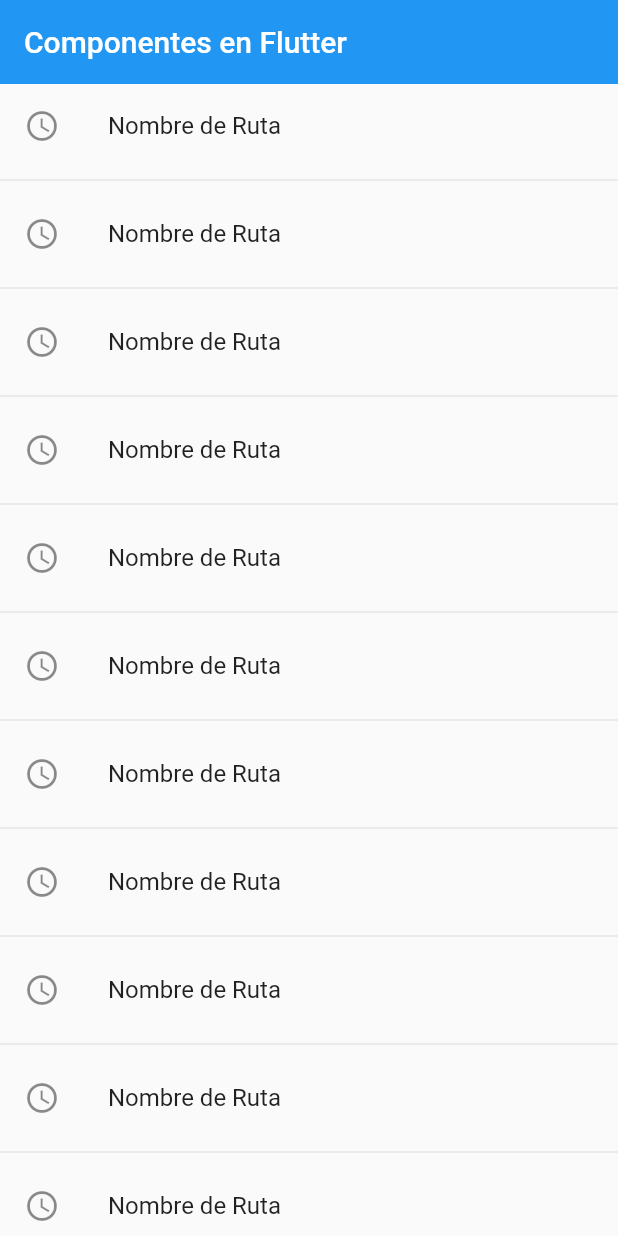
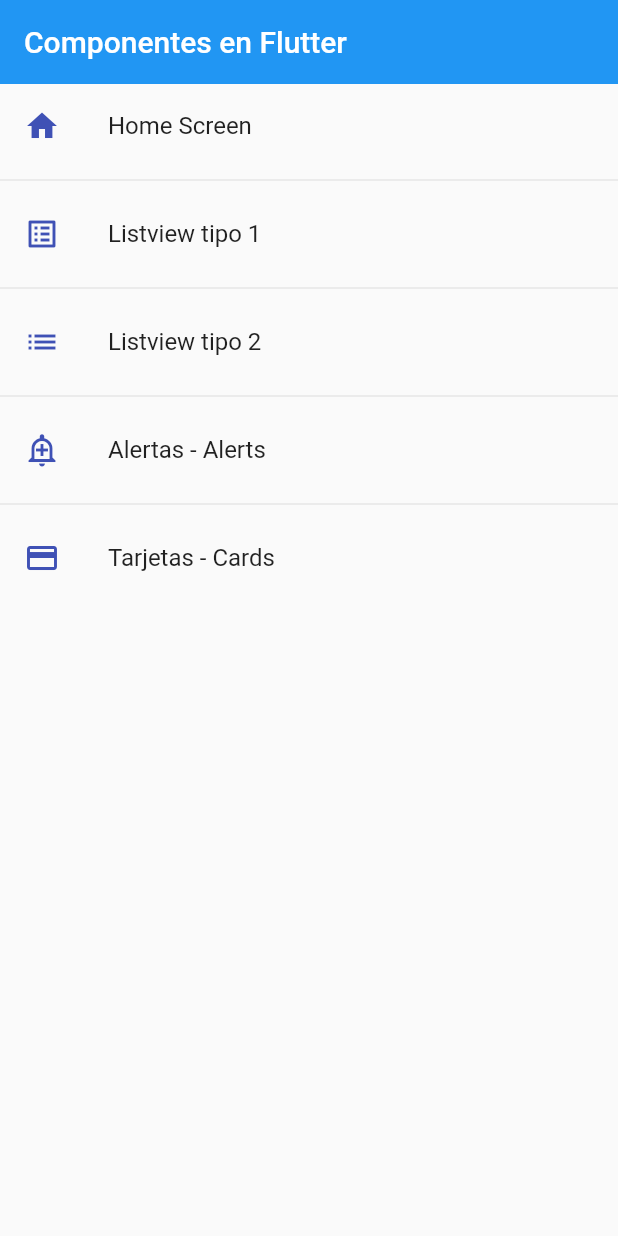
Before and after one commit to samujm/ComponentsFlutter, a Flutter app: the screen it shows after launch, on a phone screen of 412 x 824 dp. Run offline on Flutter 3.47's test engine with Material 2 defaults, Android fonts, the phone set to English and light mode, and no system bars; missing offline and left inert: dart:ffi.

Commit message:
Crear método con las rutas de mi aplicación

```diff
--- a/lib/main.dart
+++ b/lib/main.dart
@@ -12,7 +12,7 @@ class MyApp extends StatelessWidget {
       debugShowCheckedModeBanner: false,
       title: 'Material App',
       initialRoute: AppRoutes.initialRoute,
-      routes: AppRoutes.routes,
+      routes: AppRoutes.getAppRoutes(),
       onGenerateRoute: AppRoutes.onGenerateRoute,
     );
   }
--- a/lib/router/app_routes.dart
+++ b/lib/router/app_routes.dart
@@ -1,5 +1,6 @@
+import 'dart:ffi';
+
 import 'package:flutter/material.dart';
-
 import 'package:fl_components/models/models.dart';
 import 'package:fl_components/screens/screens.dart';
 
@@ -36,13 +37,23 @@ class AppRoutes {
         icon: Icons.credit_card),
   ];
 
-  static Map<String, Widget Function(BuildContext)> routes = {
-    'home': (BuildContext context) => const HomeScreen(),
-    'listview1': (BuildContext context) => const Listview1Screen(),
-    'listview2': (BuildContext context) => const Listview2Screen(),
-    'alert': (BuildContext context) => const AlertScreen(),
-    'card': (BuildContext context) => const CardScreen()
-  };
+  static Map<String, Widget Function(BuildContext)> getAppRoutes() {
+    Map<String, Widget Function(BuildContext)> appRoutes = {};
+
+    for (final option in menuOption) {
+      appRoutes.addAll({option.route: (BuildContext context) => option.screen});
+    }
+
+    return appRoutes;
+  }
+
+  // static Map<String, Widget Function(BuildContext)> routes = {
+  //   'home': (BuildContext context) => const HomeScreen(),
+  //   'listview1': (BuildContext context) => const Listview1Screen(),
+  //   'listview2': (BuildContext context) => const Listview2Screen(),
+  //   'alert': (BuildContext context) => const AlertScreen(),
+  //   'card': (BuildContext context) => const CardScreen()
+  // };
 
   static Route<dynamic> onGenerateRoute(RouteSettings settings) {
     return MaterialPageRoute(builder: (context) => const AlertScreen());
--- a/lib/screens/home_screen.dart
+++ b/lib/screens/home_screen.dart
@@ -1,20 +1,25 @@
 import 'package:flutter/material.dart';
-import 'package:fl_components/screens/screens.dart';
+import 'package:fl_components/router/app_routes.dart';
 
 class HomeScreen extends StatelessWidget {
   const HomeScreen({Key? key}) : super(key: key);
 
   @override
   Widget build(BuildContext context) {
+    final menuOptions = AppRoutes.menuOption;
+
     return Scaffold(
         appBar: AppBar(
           title: const Text('Componentes en Flutter'),
           elevation: 0,
         ),
         body: ListView.separated(
-            itemBuilder: (context, index) => ListTile(
-                  leading: const Icon(Icons.access_time_outlined),
-                  title: const Text('Nombre de Ruta'),
+            itemBuilder: (context, i) => ListTile(
+                  leading: Icon(
+                    menuOptions[i].icon,
+                    color: Colors.indigo,
+                  ),
+                  title: Text(menuOptions[i].name),
                   onTap: () {
                     // final route = MaterialPageRoute(
                     //     builder: (context) => const Listview1Screen(),
@@ -23,10 +28,11 @@ class HomeScreen extends StatelessWidget {
                     // // Navigator.pushReplacement(context, route);
                     // Navigator.push(context, route);
 
-                    Navigator.pushNamed(context, 'card2');
+                    Navigator.pushNamed(context, menuOptions[i].route);
                   },
                 ),
             separatorBuilder: (_, __) => const Divider(),
-            itemCount: 100));
+            itemCount: menuOptions.length) //Cantidad de items
+        );
   }
 }
```
